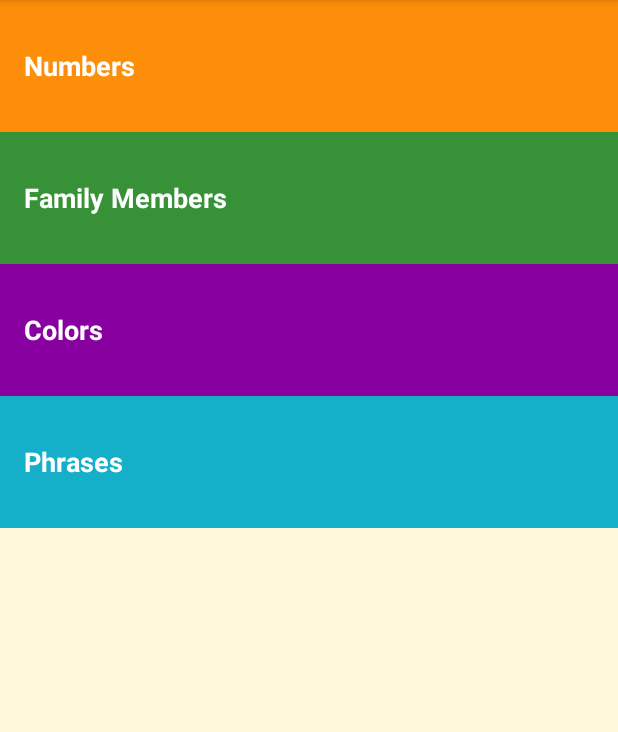
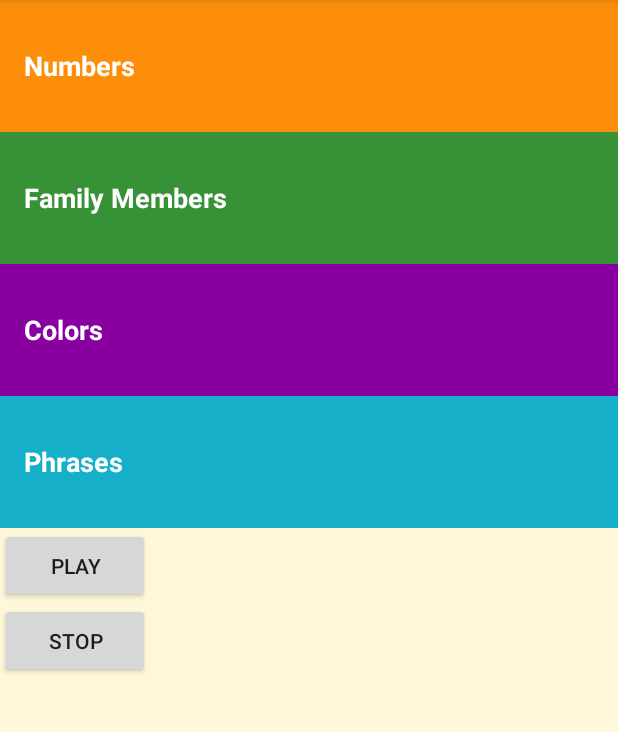
Before and after one commit to Chorri21/LangApp, an Android app: the screen it shows after launch (MainActivity), on a phone screen of 412 x 824 dp, the part 84-816 px from its top. Run offline under Robolectric (Android 15) with nearby library versions, the light colour scheme and no system bars; 1 statement that could not run was skipped.

Commit message:
music player implementation start.

```diff
--- a/app/src/main/java/com/example/android/miwok/MainActivity.java
+++ b/app/src/main/java/com/example/android/miwok/MainActivity.java
@@ -17,10 +17,12 @@ package com.example.android.miwok;
 
 import android.content.Intent;
 import android.graphics.Color;
+import android.media.MediaPlayer;
 import android.os.Bundle;
 import android.support.annotation.Nullable;
 import android.support.v7.app.AppCompatActivity;
 import android.view.View;
+import android.widget.Button;
 import android.widget.TextView;
 
 public class MainActivity extends AppCompatActivity {
@@ -31,7 +33,18 @@ public class MainActivity extends AppCompatActivity {
 
         // Set the content of the activity to use the activity_main.xml layout file
         setContentView(R.layout.activity_main);
-    }
+        Button playButton = (Button) findViewById(R.id.play_button);
+        Button stopButton = (Button) findViewById(R.id.stop_button);
+
+        MediaPlayer mediaPlayer = new MediaPlayer(R.id.muse);
+
+        playButton.setOnClickListener(new View.OnClickListener() {
+            @Override
+            public void onClick(View v) {
+                mediaPlayer.start();
+            }
+        });
+        }
 
 
     public void openNumbersList(View view) {
@@ -53,4 +66,5 @@ public class MainActivity extends AppCompatActivity {
         Intent colorsIntent = new Intent(this, PhrasesActivity.class);
         startActivity(colorsIntent);
     }
+
 }
--- a/app/src/main/res/layout/activity_main.xml
+++ b/app/src/main/res/layout/activity_main.xml
@@ -50,4 +50,16 @@
         android:text="@string/category_phrases"
         android:onClick="openPhrases"/>
 
+    <Button
+        android:id="@+id/play_button"
+        android:layout_width="100dp"
+        android:layout_height="50dp"
+        android:text="Play"/>
+
+    <Button
+        android:id="@+id/stop_button"
+        android:layout_width="100dp"
+        android:layout_height="50dp"
+        android:text="Stop"/>
+
 </LinearLayout>
```
